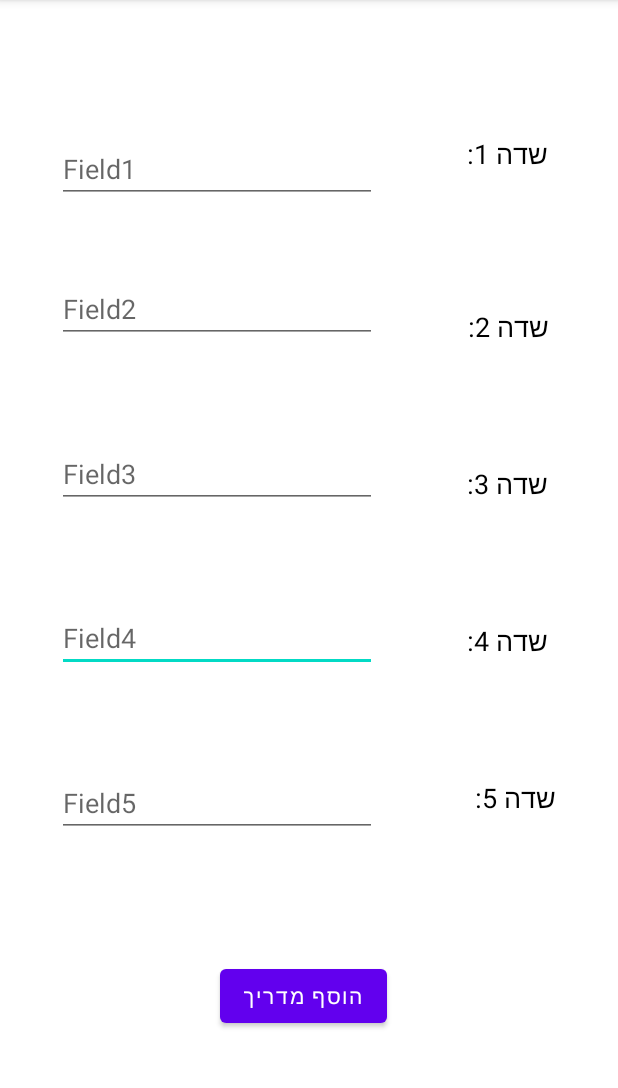
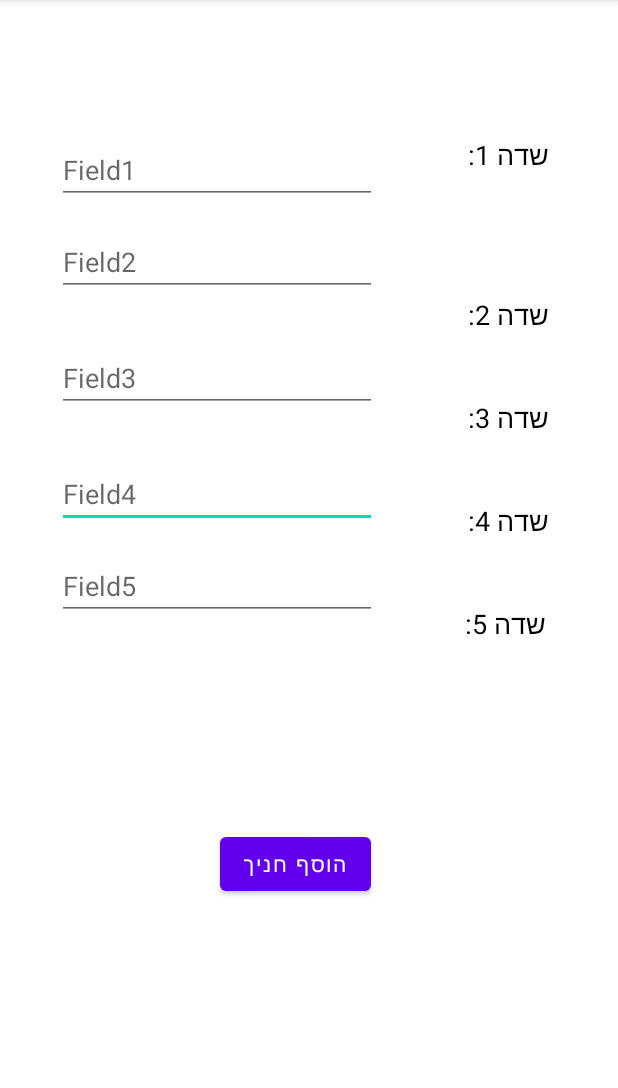
Before and after one commit to Tohar-Ts/mishalvim, an Android app: the AddNewUserActivity screen opened directly, with no data from a screen before it, on a phone screen of 412 x 824 dp, the part 84-1172 px from its top. Run offline under Robolectric (Android 15) with nearby library versions, the light colour scheme and no system bars.

Commit message:
update basic

```diff
--- a/app/src/main/res/layout/activity_add_new_guide.xml
+++ b/app/src/main/res/layout/activity_add_new_guide.xml
@@ -4,11 +4,11 @@
     xmlns:tools="http://schemas.android.com/tools"
     android:layout_width="match_parent"
     android:layout_height="match_parent"
-    tools:context=".AdminGuidesListActivity">
+    tools:context=".AddNewGuideActivity">
 
 
     <Button
-        android:id="@+id/addNewUser"
+        android:id="@+id/addNewGuide"
         android:layout_width="wrap_content"
         android:layout_height="wrap_content"
         android:layout_marginBottom="80dp"
@@ -39,7 +39,7 @@
         android:ems="10"
         android:hint="Field5"
         android:inputType="textPersonName"
-        app:layout_constraintBottom_toTopOf="@+id/addNewUser"
+        app:layout_constraintBottom_toTopOf="@+id/addNewGuide"
         app:layout_constraintStart_toStartOf="@+id/guideline4"
         app:layout_constraintTop_toBottomOf="@+id/editField4" />
 
@@ -149,7 +149,7 @@
         android:textColor="#000000"
         android:textSize="18sp"
         android:visibility="visible"
-        app:layout_constraintBottom_toTopOf="@+id/addNewUser"
+        app:layout_constraintBottom_toTopOf="@+id/addNewGuide"
         app:layout_constraintEnd_toStartOf="@+id/guideline3"
         app:layout_constraintHorizontal_bias="0.0"
         app:layout_constraintStart_toEndOf="@+id/editField5" />
--- a/app/src/main/res/layout/activity_add_new_user.xml
+++ b/app/src/main/res/layout/activity_add_new_user.xml
@@ -4,17 +4,18 @@
     xmlns:tools="http://schemas.android.com/tools"
     android:layout_width="match_parent"
     android:layout_height="match_parent"
-    tools:context=".AdminGuidesListActivity">
+    tools:context=".AddNewUserActivity">
 
 
     <Button
         android:id="@+id/addNewUser"
         android:layout_width="wrap_content"
         android:layout_height="wrap_content"
-        android:layout_marginBottom="80dp"
-        android:text="הוסף מדריך"
+        android:layout_marginBottom="168dp"
+        android:text="הוסף חניך"
         app:layout_constraintBottom_toBottomOf="parent"
         app:layout_constraintEnd_toStartOf="@+id/guideline3"
+        app:layout_constraintHorizontal_bias="0.477"
         app:layout_constraintStart_toStartOf="@+id/guideline4" />
 
     <EditText
@@ -39,7 +40,7 @@
         android:ems="10"
         android:hint="Field5"
         android:inputType="textPersonName"
-        app:layout_constraintBottom_toTopOf="@+id/addNewUser"
+        app:layout_constraintBottom_toTopOf="@+id/addNewGuide"
         app:layout_constraintStart_toStartOf="@+id/guideline4"
         app:layout_constraintTop_toBottomOf="@+id/editField4" />
 
@@ -55,21 +56,6 @@
         app:layout_constraintBottom_toTopOf="@+id/editField4"
         app:layout_constraintStart_toStartOf="@+id/guideline4"
         app:layout_constraintTop_toBottomOf="@+id/editField2" />
-
-    <TextView
-        android:id="@+id/field3"
-        android:layout_width="wrap_content"
-        android:layout_height="wrap_content"
-        android:layout_marginStart="32dp"
-        android:layout_marginBottom="80dp"
-        android:text="שדה 3:"
-        android:textColor="#000000"
-        android:textSize="18sp"
-        android:visibility="visible"
-        app:layout_constraintBottom_toTopOf="@+id/field4"
-        app:layout_constraintEnd_toStartOf="@+id/guideline3"
-        app:layout_constraintHorizontal_bias="0.969"
-        app:layout_constraintStart_toEndOf="@+id/editField3" />
 
     <EditText
         android:id="@+id/editField1"
@@ -95,10 +81,24 @@
         app:layout_constraintTop_toBottomOf="@+id/editField1" />
 
     <TextView
+        android:id="@+id/field3"
+        android:layout_width="wrap_content"
+        android:layout_height="wrap_content"
+        android:layout_marginBottom="44dp"
+        android:text="שדה 3:"
+        android:textColor="#000000"
+        android:textSize="18sp"
+        android:visibility="visible"
+        app:layout_constraintBottom_toTopOf="@+id/field4"
+        app:layout_constraintEnd_toStartOf="@+id/guideline3"
+        app:layout_constraintHorizontal_bias="1.0"
+        app:layout_constraintStart_toEndOf="@+id/editField3" />
+
+    <TextView
         android:id="@+id/field2"
         android:layout_width="wrap_content"
         android:layout_height="wrap_content"
-        android:layout_marginBottom="80dp"
+        android:layout_marginBottom="44dp"
         android:text="שדה 2:"
         android:textColor="#000000"
         android:textSize="18sp"
@@ -112,14 +112,14 @@
         android:id="@+id/field1"
         android:layout_width="wrap_content"
         android:layout_height="wrap_content"
-        android:layout_marginBottom="80dp"
+        android:layout_marginBottom="44dp"
         android:text="שדה 1:"
         android:textColor="#000000"
         android:textSize="18sp"
         android:visibility="visible"
         app:layout_constraintBottom_toTopOf="@+id/field2"
         app:layout_constraintEnd_toStartOf="@+id/guideline3"
-        app:layout_constraintHorizontal_bias="0.984"
+        app:layout_constraintHorizontal_bias="1.0"
         app:layout_constraintStart_toEndOf="@+id/editField1"
         app:layout_constraintTop_toTopOf="@+id/guideline5"
         app:layout_constraintVertical_bias="0.0" />
@@ -128,31 +128,27 @@
         android:id="@+id/field4"
         android:layout_width="wrap_content"
         android:layout_height="wrap_content"
-        android:layout_marginStart="28dp"
-        android:layout_marginBottom="80dp"
+        android:layout_marginBottom="44dp"
         android:text="שדה 4:"
         android:textColor="#000000"
         android:textSize="18sp"
         android:visibility="visible"
         app:layout_constraintBottom_toTopOf="@+id/field5"
-        app:layout_constraintEnd_toStartOf="@+id/guideline3"
-        app:layout_constraintHorizontal_bias="0.972"
-        app:layout_constraintStart_toEndOf="@+id/editField4" />
+        app:layout_constraintEnd_toStartOf="@+id/guideline3" />
 
     <TextView
         android:id="@+id/field5"
         android:layout_width="wrap_content"
         android:layout_height="wrap_content"
-        android:layout_marginStart="65dp"
-        android:layout_marginBottom="96dp"
+        android:layout_marginBottom="124dp"
         android:text="שדה 5:"
         android:textColor="#000000"
         android:textSize="18sp"
         android:visibility="visible"
         app:layout_constraintBottom_toTopOf="@+id/addNewUser"
         app:layout_constraintEnd_toStartOf="@+id/guideline3"
-        app:layout_constraintHorizontal_bias="0.0"
-        app:layout_constraintStart_toEndOf="@+id/editField5" />
+        app:layout_constraintHorizontal_bias="0.969"
+        app:layout_constraintStart_toEndOf="@+id/addNewUser" />
 
     <androidx.constraintlayout.widget.Guideline
         android:id="@+id/guideline3"
@@ -173,5 +169,5 @@
         android:layout_width="wrap_content"
         android:layout_height="wrap_content"
         android:orientation="horizontal"
-        app:layout_constraintGuide_begin="90dp" />
+        app:layout_constraintGuide_begin="91dp" />
 </androidx.constraintlayout.widget.ConstraintLayout>
--- a/app/src/main/res/layout/activity_admin_guides_list.xml
+++ b/app/src/main/res/layout/activity_admin_guides_list.xml
@@ -8,7 +8,7 @@
 
 
     <Button
-        android:id="@+id/addNewUser"
+        android:id="@+id/addNewGuide"
         android:layout_width="wrap_content"
         android:layout_height="wrap_content"
         android:layout_marginBottom="80dp"
@@ -39,7 +39,7 @@
         android:ems="10"
         android:hint="Field5"
         android:inputType="textPersonName"
-        app:layout_constraintBottom_toTopOf="@+id/addNewUser"
+        app:layout_constraintBottom_toTopOf="@+id/addNewGuide"
         app:layout_constraintStart_toStartOf="@+id/guideline4"
         app:layout_constraintTop_toBottomOf="@+id/editField4" />
 
@@ -149,7 +149,7 @@
         android:textColor="#000000"
         android:textSize="18sp"
         android:visibility="visible"
-        app:layout_constraintBottom_toTopOf="@+id/addNewUser"
+        app:layout_constraintBottom_toTopOf="@+id/addNewGuide"
         app:layout_constraintEnd_toStartOf="@+id/guideline3"
         app:layout_constraintHorizontal_bias="0.0"
         app:layout_constraintStart_toEndOf="@+id/editField5" />
```
